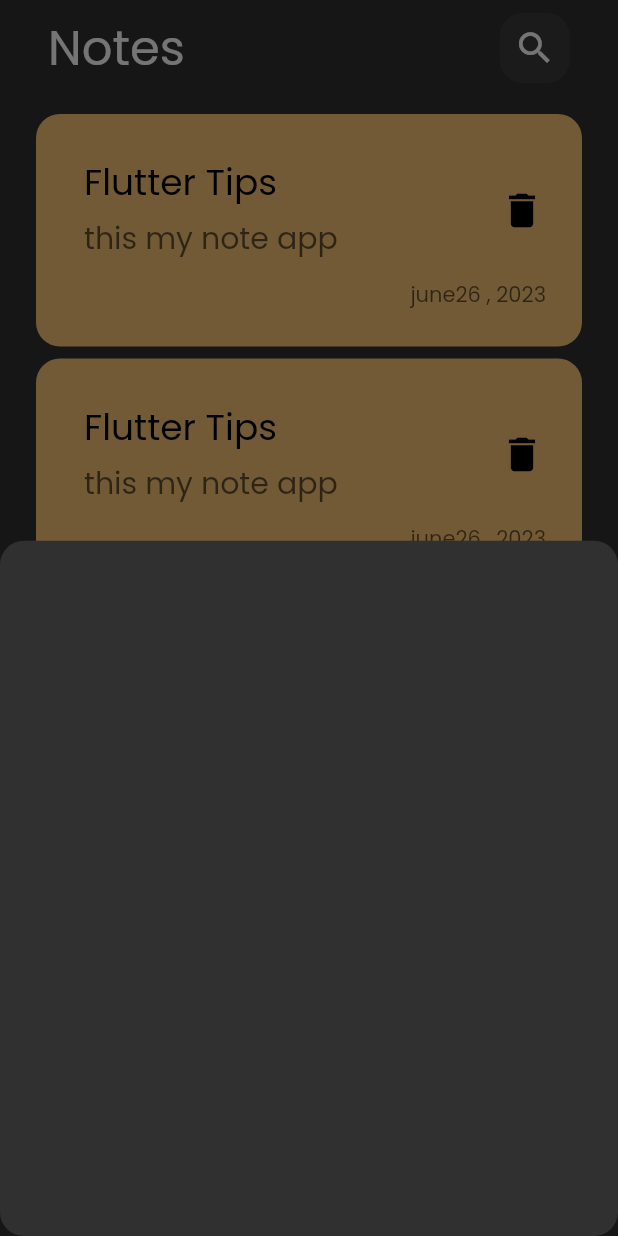
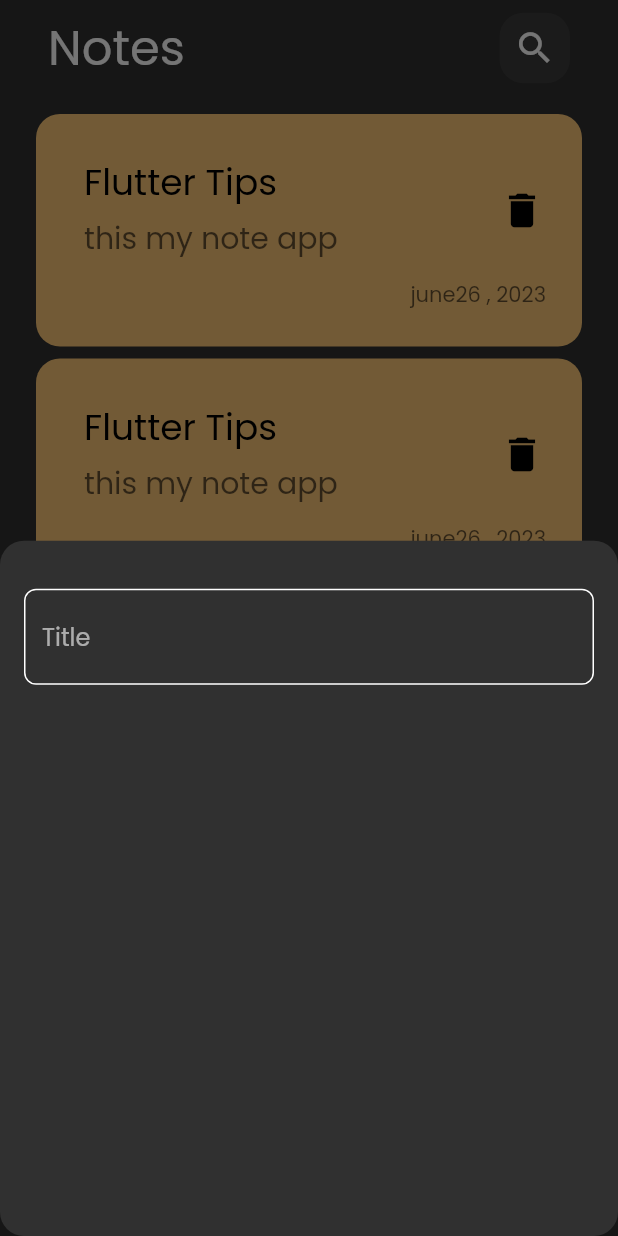
Before and after one commit to mostafahassan8799/Notes_App, a Flutter app: the screen it shows after launch, after a tap on the "add" icon, on a phone screen of 412 x 824 dp. Run offline on Flutter 3.47's test engine with Material 2 defaults, Android fonts, the phone set to English and light mode, and no system bars.

Commit message:
create custom text field

```diff
--- /dev/null
+++ b/lib/constants/string_const.dart
@@ -0,0 +1,3 @@
+import 'package:flutter/material.dart';
+
+const kPrimaryColor = Color(0xff62FCD7);
--- a/lib/views/notes_view.dart
+++ b/lib/views/notes_view.dart
@@ -1,8 +1,6 @@
 import 'package:flutter/material.dart';
 import 'package:notes_app/widgets/custom_bottom_sheet.dart';
 import 'package:notes_app/widgets/notes_view_body.dart';
-
-import '../widgets/custom_app_bar.dart';
 
 class NotesView extends StatelessWidget {
   const NotesView({super.key});
--- a/lib/widgets/custom_bottom_sheet.dart
+++ b/lib/widgets/custom_bottom_sheet.dart
@@ -1,10 +1,22 @@
 import 'package:flutter/material.dart';
+
+import 'custom_text_field.dart';
 
 class CustomBottomSheet extends StatelessWidget {
   const CustomBottomSheet({super.key});
 
   @override
   Widget build(BuildContext context) {
-    return Container();
+    return Padding(
+      padding: EdgeInsets.symmetric(horizontal: 16),
+      child: Column(
+        children: const [
+          SizedBox(
+            height: 32,
+          ),
+          CustomTextField(),
+        ],
+      ),
+    );
   }
 }
--- /dev/null
+++ b/lib/widgets/custom_text_field.dart
@@ -0,0 +1,22 @@
+import 'package:flutter/material.dart';
+
+import '../constants/string_const.dart';
+
+class CustomTextField extends StatelessWidget {
+  const CustomTextField({super.key});
+
+  @override
+  Widget build(BuildContext context) {
+    return TextField(
+      cursorColor: kPrimaryColor,
+      decoration: InputDecoration(
+          hintText: 'Title',
+          enabledBorder: buildBorder(),
+          focusedBorder: buildBorder(color: kPrimaryColor)),
+    );
+  }
+
+  OutlineInputBorder buildBorder({color}) => OutlineInputBorder(
+      borderRadius: BorderRadius.circular(8),
+      borderSide: BorderSide(color: color ?? Colors.white));
+}
```
